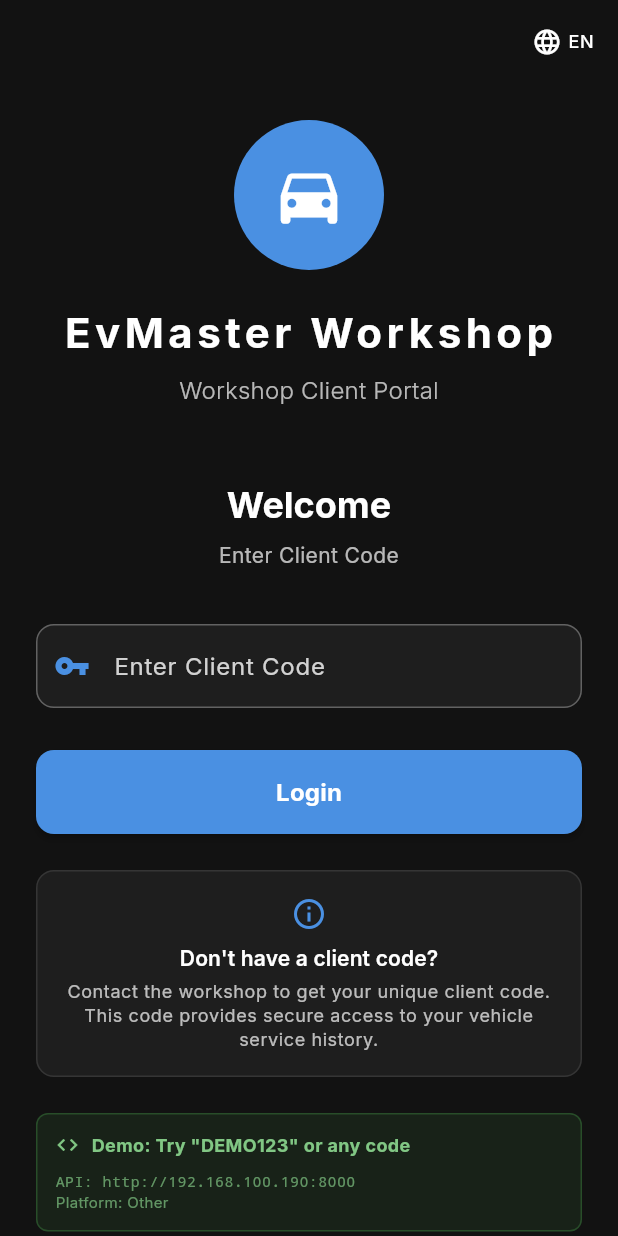
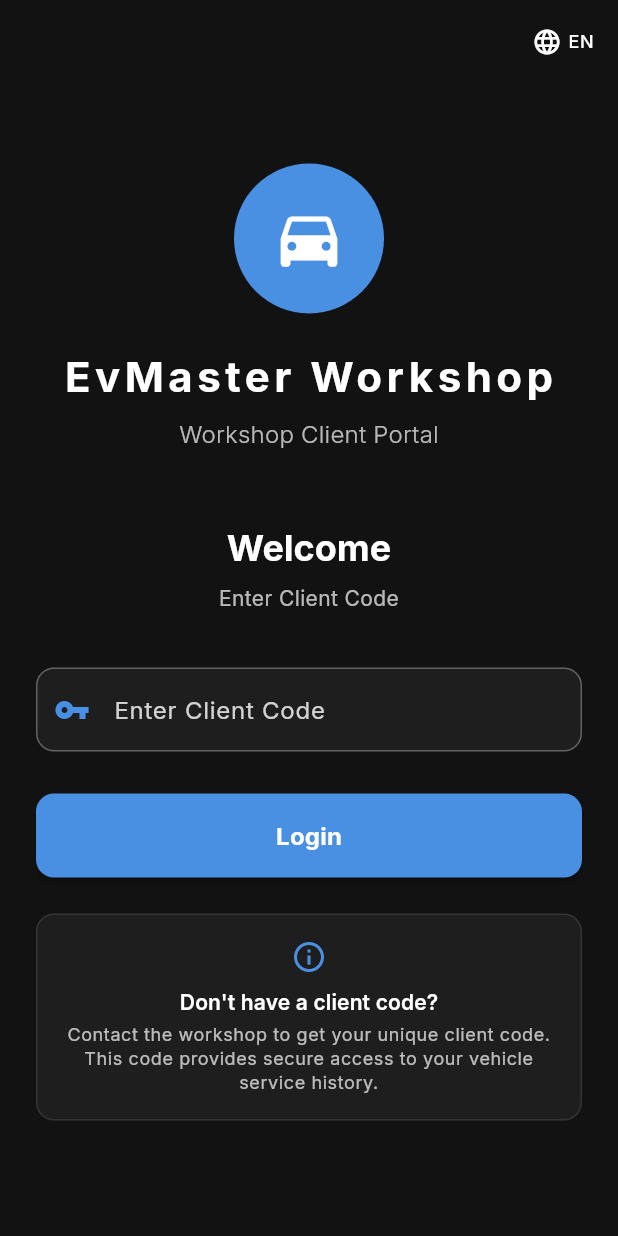
Before and after one commit to MODDER04/EV, a Flutter app: the screen it shows after launch, on a phone screen of 412 x 824 dp. Run offline on Flutter 3.47's test engine with Material 3 defaults, Android fonts, the phone set to English and light mode, and no system bars; our stand-ins replace expansion_tile_card, google_fonts, shared_preferences, table_calendar.

```diff
--- a/client/lib/main.dart
+++ b/client/lib/main.dart
@@ -92,6 +92,10 @@ class EvMasterApp extends StatelessWidget {
         selectedItemColor: Color(0xFF4A90E2),
         unselectedItemColor: Colors.grey,
         type: BottomNavigationBarType.fixed,
+        selectedLabelStyle: TextStyle(fontSize: 12, overflow: TextOverflow.ellipsis),
+        unselectedLabelStyle: TextStyle(fontSize: 12, overflow: TextOverflow.ellipsis),
+        showSelectedLabels: true,
+        showUnselectedLabels: true,
       ),
     );
   }
--- a/client/lib/screens/home_screen.dart
+++ b/client/lib/screens/home_screen.dart
@@ -214,7 +214,7 @@ class HomeScreen extends StatelessWidget {
                           ),
                           title: Text(service.serviceType),
                           subtitle: Text(
-                            '${service.date.day}/${service.date.month}/${service.date.year} - ${service.formattedCost}',
+                            '${service.date.day}/${service.date.month}/${service.date.year}',
                           ),
                           trailing: Chip(
                             label: Text(
--- a/client/lib/screens/login_screen.dart
+++ b/client/lib/screens/login_screen.dart
@@ -322,56 +322,7 @@ class _LoginScreenState extends State<LoginScreen> {
 
                   const SizedBox(height: 24),
 
-                  // Demo Code Hint (for testing)
-                  Container(
-                    padding: const EdgeInsets.all(12),
-                    decoration: BoxDecoration(
-                      color: Colors.green.withOpacity(0.1),
-                      borderRadius: BorderRadius.circular(8),
-                      border: Border.all(
-                        color: Colors.green.withOpacity(0.3),
-                      ),
-                    ),
-                    child: Column(
-                      crossAxisAlignment: CrossAxisAlignment.start,
-                      children: [
-                        Row(
-                          children: [
-                            Icon(
-                              Icons.code,
-                              color: Colors.green.shade300,
-                              size: 16,
-                            ),
-                            const SizedBox(width: 8),
-                            Text(
-                              'Demo: Try "DEMO123" or any code',
-                              style: TextStyle(
-                                color: Colors.green.shade300,
-                                fontSize: 12,
-                                fontWeight: FontWeight.bold,
-                              ),
-                            ),
-                          ],
-                        ),
-                        const SizedBox(height: 8),
-                        Text(
-                          'API: ${ApiConfig.baseUrl}',
-                          style: TextStyle(
-                            color: Colors.green.shade300.withOpacity(0.7),
-                            fontSize: 10,
-                            fontFamily: 'monospace',
-                          ),
-                        ),
-                        Text(
-                          'Platform: ${Platform.isAndroid ? "Android" : Platform.isIOS ? "iOS" : "Other"}',
-                          style: TextStyle(
-                            color: Colors.green.shade300.withOpacity(0.7),
-                            fontSize: 10,
-                          ),
-                        ),
-                      ],
-                    ),
-                  ),
+
                 ],
               ),
             ),
```
Also changed, not shown: client/lib/screens/car_details_screen.dart (+10 -10 lines), client/lib/screens/visit_details_screen.dart (+16 -16 lines), 3 other files.
